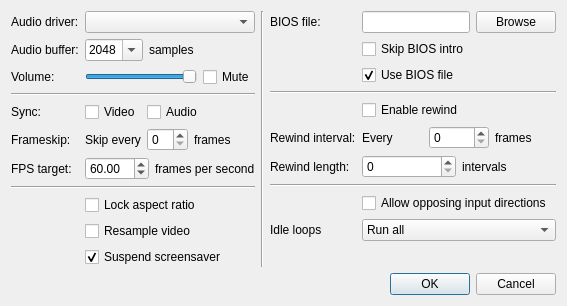
This is Libretro/mgba/src/platform/qt/SettingsView.ui in kiddreads/Avalon-copy2 as Qt 5 draws it before an edit. The edited form follows.
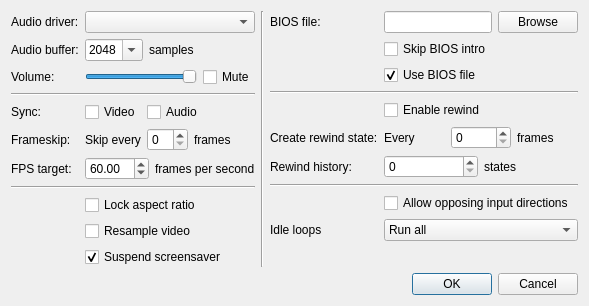
This is the edited form.

Commit message: Qt: Rename rewind variables

The edit to the form file:
```diff
--- a/Libretro/mgba/src/platform/qt/SettingsView.ui
+++ b/Libretro/mgba/src/platform/qt/SettingsView.ui
@@ -327,7 +327,7 @@
        <item row="5" column="0">
         <widget class="QLabel" name="label_4">
          <property name="text">
-          <string>Rewind interval:</string>
+          <string>Create rewind state:</string>
          </property>
         </widget>
        </item>
@@ -355,7 +355,7 @@
        <item row="6" column="0">
         <widget class="QLabel" name="label_8">
          <property name="text">
-          <string>Rewind length:</string>
+          <string>Rewind history:</string>
          </property>
         </widget>
        </item>
@@ -367,7 +367,7 @@
          <item>
           <widget class="QLabel" name="label_7">
            <property name="text">
-            <string>intervals</string>
+            <string>states</string>
            </property>
           </widget>
          </item>
```
